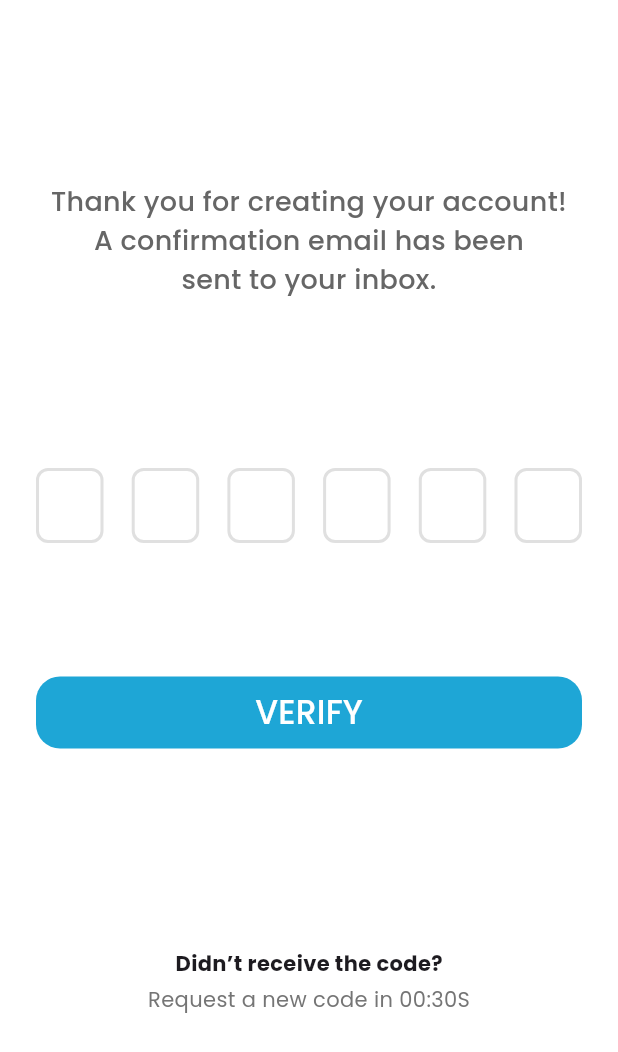
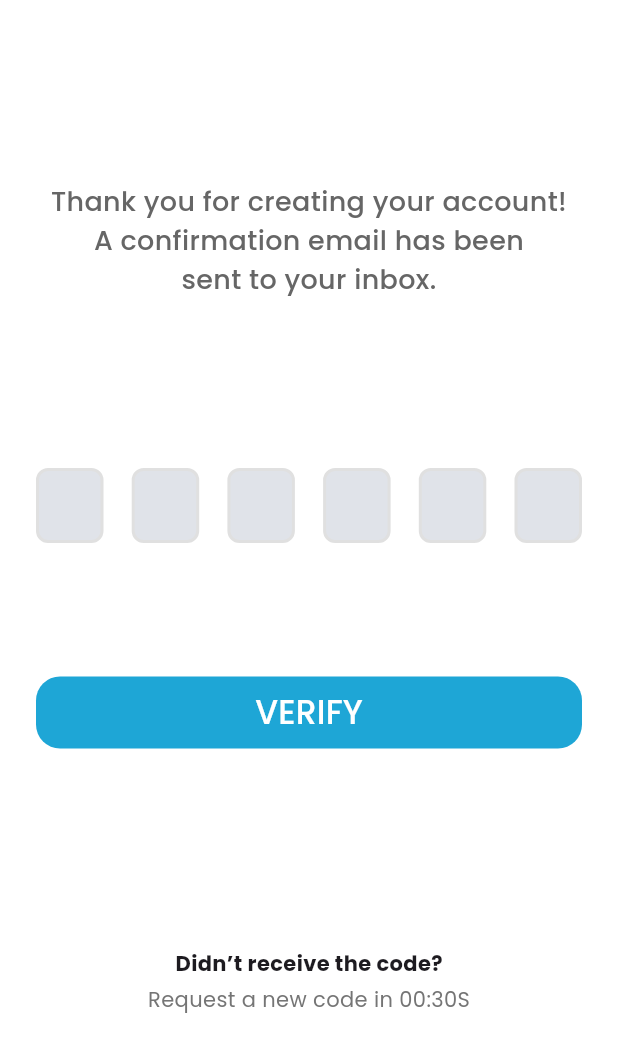
Before and after one commit to AhmedYasserww/Nursing-App, a Flutter app: the screen it shows after launch, on a phone screen of 412 x 824 dp. Shown: the top 1052 px of the screen. Run offline on Flutter 3.47's test engine with Material 3 defaults, Android fonts, the light colour scheme and no system bars; drawn by our look-alikes of pin_code_fields; our stand-ins replace dio, go_router, google_fonts, image_picker.

Commit message:
change theme of otp field

```diff
--- a/lib/features/auth/presentations/views/widgets/verify_account_widgets/build_otp_widget.dart
+++ b/lib/features/auth/presentations/views/widgets/verify_account_widgets/build_otp_widget.dart
@@ -1,15 +1,17 @@
 import 'package:flutter/material.dart';
+import 'package:nursing_app/constants.dart';
 import 'package:pin_code_fields/pin_code_fields.dart';
 class BuildOtpWidget extends StatelessWidget {
   const BuildOtpWidget({super.key});
 
   @override
   Widget build(BuildContext context) {
-    return PinCodeTextField(
+    return  PinCodeTextField(
       appContext: context,
       length: 6,
       keyboardType: TextInputType.number,
       animationType: AnimationType.fade,
+      enableActiveFill: true,
       pinTheme: PinTheme(
         shape: PinCodeFieldShape.box,
         borderRadius: BorderRadius.circular(8),
@@ -17,9 +19,13 @@ class BuildOtpWidget extends StatelessWidget {
         fieldWidth: 45,
         activeColor: Colors.grey.shade400,
         inactiveColor: Colors.grey.shade300,
-        selectedColor: Colors.blue,
+        selectedColor: kPrimaryColor,
+        activeFillColor:const Color(0xffE0E3E9),
+        inactiveFillColor: const Color(0xffE0E3E9),
+        selectedFillColor: const Color(0xffE0E3E9),
       ),
       onChanged: (value) {},
     );
+
   }
 }
--- a/lib/features/auth/presentations/views/widgets/verify_the_account_view_body.dart
+++ b/lib/features/auth/presentations/views/widgets/verify_the_account_view_body.dart
@@ -18,7 +18,10 @@ class VerifyTheAccountViewBody extends StatelessWidget {
           const Spacer(flex: 115,),
           const BuildOtpWidget(),
           const SizedBox(height: 73),
-         CustomButton(textColor: Colors.white , text: "VERIFY", onPressed: (){}),
+         CustomButton(
+             textColor: Colors.white ,
+             text: "VERIFY",
+             onPressed: (){}),
           const Spacer(flex: 136,),
           const ResendTextWidget(),
           const Spacer(flex: 151,)
```
